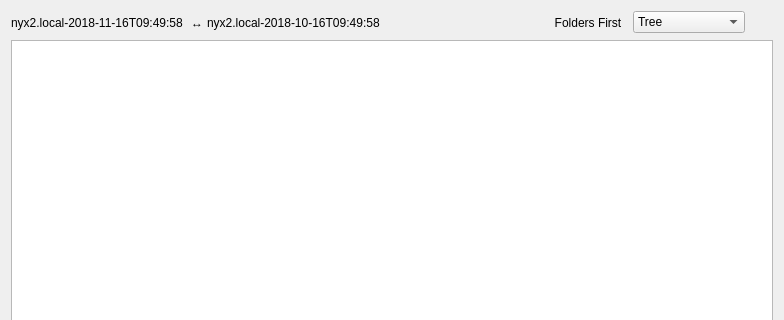
Qt form src/vorta/assets/UI/diffresult.ui (borgbase/vorta) before a commit; both pictures show x 0 to 784 and y 0 to 320 of the 784 by 565 pixel window.
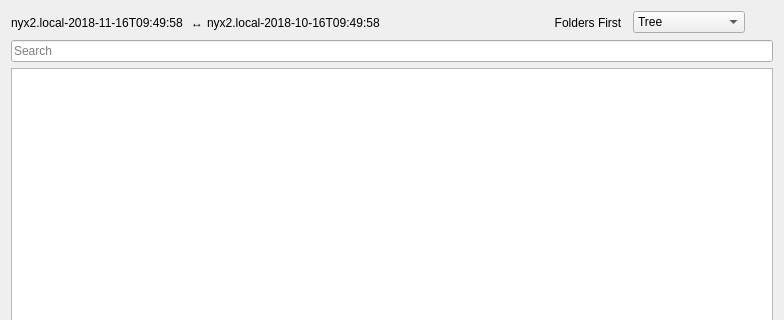
The same form after that commit.

Commit message: Initial Search box

Patch:
```diff
--- a/src/vorta/assets/UI/diffresult.ui
+++ b/src/vorta/assets/UI/diffresult.ui
@@ -115,6 +115,30 @@
      </item>
     </layout>
    </item>
+
+    <item>
+    <layout class="QHBoxLayout" name="horizontalLayout_2">
+     <property name="spacing">
+      <number>4</number>
+     </property>
+     <property name="topMargin">
+      <number>0</number>
+     </property>
+     <item>
+
+      <widget class="QLineEdit" name="searchWidget">
+       <property name="toolTip">
+        <string>Search</string>
+       </property>
+       <property name="placeholderText">
+        <string>Search</string>
+       </property>
+      </widget>
+
+     </item>
+     </layout>
+    </item>
+
    <item>
     <widget class="QTreeView" name="treeView"/>
    </item>
```
The commit also changes 2 other files.
